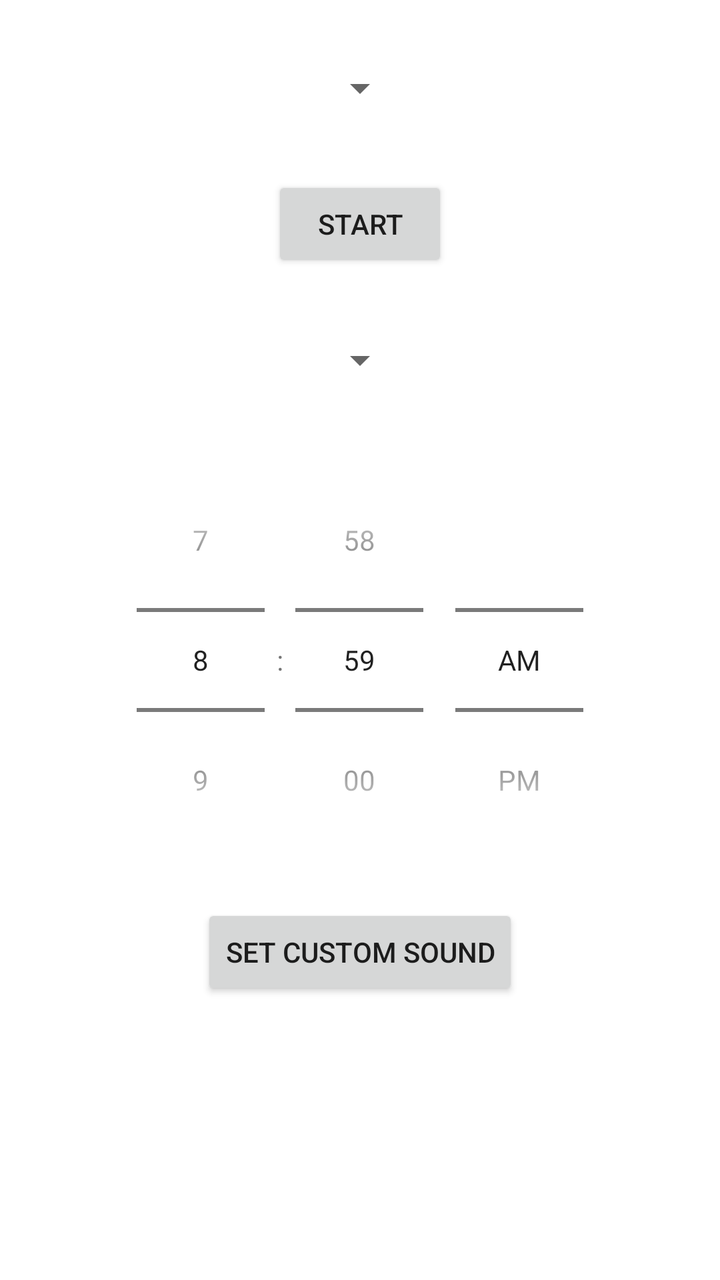
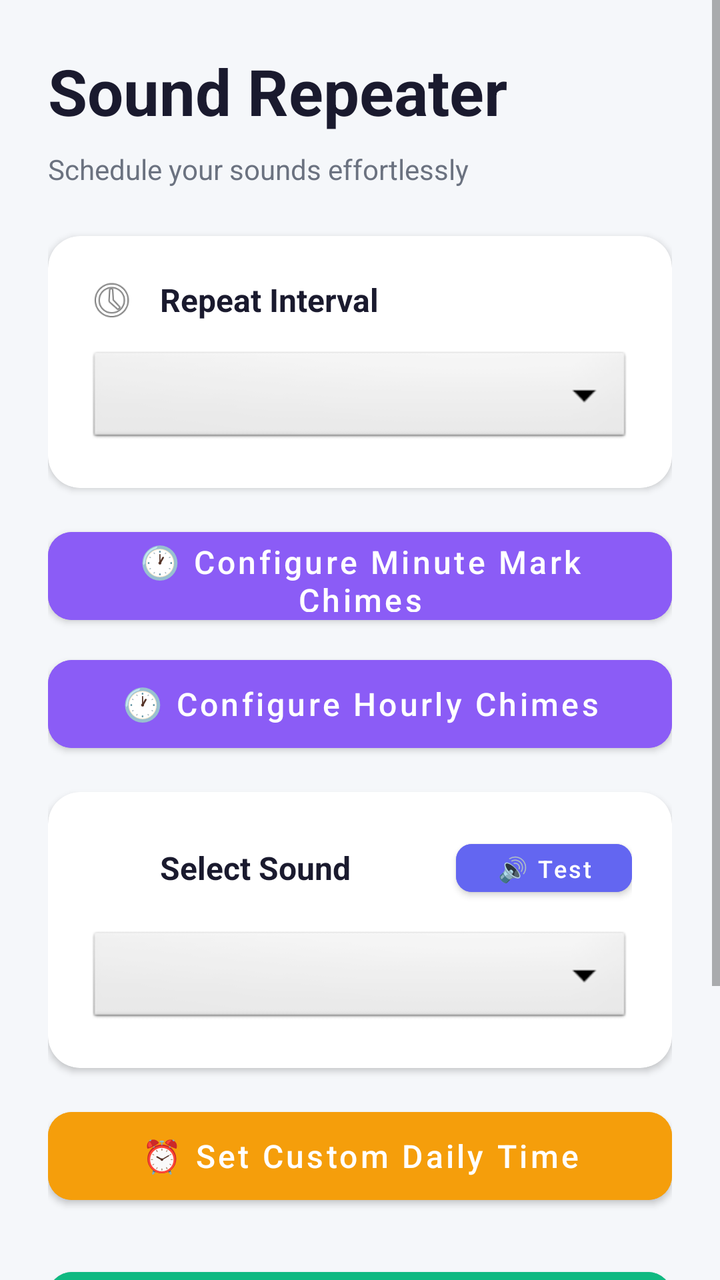

Compare the two renders of this Android layout. The source of the first and the diff that turns it into the second are given below.
<!-- AndroidManifest.xml: application theme Theme.SoundRepeater -->
<!-- res/layout/activity_main.xml -->
<?xml version="1.0" encoding="utf-8"?>
<androidx.constraintlayout.widget.ConstraintLayout xmlns:android="http://schemas.android.com/apk/res/android"
    xmlns:app="http://schemas.android.com/apk/res-auto"
    xmlns:tools="http://schemas.android.com/tools"
    android:layout_width="match_parent"
    android:layout_height="match_parent"
    tools:context=".MainActivity">

    <Spinner
        android:id="@+id/intervalSpinner"
        android:layout_width="wrap_content"
        android:layout_height="wrap_content"
        android:layout_marginTop="32dp"
        app:layout_constraintEnd_toEndOf="parent"
        app:layout_constraintStart_toStartOf="parent"
        app:layout_constraintTop_toTopOf="parent" />

    <Button
        android:id="@+id/toggleButton"
        android:layout_width="wrap_content"
        android:layout_height="wrap_content"
        android:layout_marginTop="32dp"
        android:text="Start"
        app:layout_constraintEnd_toEndOf="parent"
        app:layout_constraintStart_toStartOf="parent"
        app:layout_constraintTop_toBottomOf="@+id/intervalSpinner" />

    <Spinner
        android:id="@+id/soundSpinner"
        android:layout_width="wrap_content"
        android:layout_height="wrap_content"
        android:layout_marginTop="32dp"
        app:layout_constraintEnd_toEndOf="parent"
        app:layout_constraintStart_toStartOf="parent"
        app:layout_constraintTop_toBottomOf="@+id/toggleButton" />

    <TimePicker
        android:id="@+id/timePicker"
        android:layout_width="wrap_content"
        android:layout_height="wrap_content"
        android:layout_marginTop="32dp"
        android:timePickerMode="spinner"
        app:layout_constraintEnd_toEndOf="parent"
        app:layout_constraintStart_toStartOf="parent"
        app:layout_constraintTop_toBottomOf="@+id/soundSpinner" />

    <Button
        android:id="@+id/setCustomSoundButton"
        android:layout_width="wrap_content"
        android:layout_height="wrap_content"
        android:layout_marginTop="16dp"
        android:text="Set Custom Sound"
        app:layout_constraintEnd_toEndOf="parent"
        app:layout_constraintStart_toStartOf="parent"
        app:layout_constraintTop_toBottomOf="@+id/timePicker" />

</androidx.constraintlayout.widget.ConstraintLayout>
<!-- resources referenced by this layout -->
<resources>
  <style name="Theme.SoundRepeater" parent="Theme.MaterialComponents.DayNight.DarkActionBar">
          
          <item name="colorPrimary">@color/black</item>
          <item name="colorPrimaryVariant">@color/black</item>
          <item name="colorOnPrimary">@color/white</item>
          
          <item name="colorSecondary">@color/black</item>
          <item name="colorSecondaryVariant">@color/black</item>
          <item name="colorOnSecondary">@color/black</item>
          
          <item name="android:statusBarColor" tools:targetApi="l">?attr/colorPrimaryVariant</item>
          
      </style>
  <color name="black">#FF000000</color>
  <color name="white">#FFFFFFFF</color>
</resources>

<!-- the commit's change to res/layout/activity_main.xml (unified diff, before → after) -->
@@ -1,57 +1,261 @@
 <?xml version="1.0" encoding="utf-8"?>
-<androidx.constraintlayout.widget.ConstraintLayout xmlns:android="http://schemas.android.com/apk/res/android"
+<ScrollView xmlns:android="http://schemas.android.com/apk/res/android"
     xmlns:app="http://schemas.android.com/apk/res-auto"
-    xmlns:tools="http://schemas.android.com/tools"
     android:layout_width="match_parent"
     android:layout_height="match_parent"
-    tools:context=".MainActivity">
-
-    <Spinner
-        android:id="@+id/intervalSpinner"
-        android:layout_width="wrap_content"
+    android:background="#F5F7FA">
+
+    <LinearLayout
+        android:layout_width="match_parent"
         android:layout_height="wrap_content"
-        android:layout_marginTop="32dp"
-        app:layout_constraintEnd_toEndOf="parent"
-        app:layout_constraintStart_toStartOf="parent"
-        app:layout_constraintTop_toTopOf="parent" />
-
-    <Button
-        android:id="@+id/toggleButton"
-        android:layout_width="wrap_content"
-        android:layout_height="wrap_content"
-        android:layout_marginTop="32dp"
-        android:text="Start"
-        app:layout_constraintEnd_toEndOf="parent"
-        app:layout_constraintStart_toStartOf="parent"
-        app:layout_constraintTop_toBottomOf="@+id/intervalSpinner" />
-
-    <Spinner
-        android:id="@+id/soundSpinner"
-        android:layout_width="wrap_content"
-        android:layout_height="wrap_content"
-        android:layout_marginTop="32dp"
-        app:layout_constraintEnd_toEndOf="parent"
-        app:layout_constraintStart_toStartOf="parent"
-        app:layout_constraintTop_toBottomOf="@+id/toggleButton" />
-
-    <TimePicker
-        android:id="@+id/timePicker"
-        android:layout_width="wrap_content"
-        android:layout_height="wrap_content"
-        android:layout_marginTop="32dp"
-        android:timePickerMode="spinner"
-        app:layout_constraintEnd_toEndOf="parent"
-        app:layout_constraintStart_toStartOf="parent"
-        app:layout_constraintTop_toBottomOf="@+id/soundSpinner" />
-
-    <Button
-        android:id="@+id/setCustomSoundButton"
-        android:layout_width="wrap_content"
-        android:layout_height="wrap_content"
-        android:layout_marginTop="16dp"
-        android:text="Set Custom Sound"
-        app:layout_constraintEnd_toEndOf="parent"
-        app:layout_constraintStart_toStartOf="parent"
-        app:layout_constraintTop_toBottomOf="@+id/timePicker" />
-
-</androidx.constraintlayout.widget.ConstraintLayout>
+        android:orientation="vertical"
+        android:padding="24dp">
+
+        
+        <TextView
+            android:layout_width="wrap_content"
+            android:layout_height="wrap_content"
+            android:text="Sound Repeater"
+            android:textSize="32sp"
+            android:textColor="#1A1A2E"
+            android:textStyle="bold"
+            android:layout_marginBottom="8dp"/>
+
+        <TextView
+            android:layout_width="wrap_content"
+            android:layout_height="wrap_content"
+            android:text="Schedule your sounds effortlessly"
+            android:textSize="14sp"
+            android:textColor="#6B7280"
+            android:layout_marginBottom="24dp"/>
+
+        
+        <com.google.android.material.card.MaterialCardView
+            android:layout_width="match_parent"
+            android:layout_height="wrap_content"
+            app:cardCornerRadius="16dp"
+            app:cardElevation="2dp"
+            android:layout_marginBottom="16dp"
+            app:cardBackgroundColor="#FFFFFF">
+
+            <LinearLayout
+                android:layout_width="match_parent"
+                android:layout_height="wrap_content"
+                android:orientation="vertical"
+                android:padding="20dp">
+
+                <LinearLayout
+                    android:layout_width="match_parent"
+                    android:layout_height="wrap_content"
+                    android:orientation="horizontal"
+                    android:gravity="center_vertical"
+                    android:layout_marginBottom="12dp">
+
+                    <ImageView
+                        android:layout_width="24dp"
+                        android:layout_height="24dp"
+                        android:src="@android:drawable/ic_menu_recent_history"
+                        android:layout_marginEnd="12dp"/>
+
+                    <TextView
+                        android:layout_width="wrap_content"
+                        android:layout_height="wrap_content"
+                        android:text="Repeat Interval"
+                        android:textSize="16sp"
+                        android:textColor="#1A1A2E"
+                        android:textStyle="bold"/>
+                </LinearLayout>
+
+                <Spinner
+                    android:id="@+id/intervalSpinner"
+                    android:layout_width="match_parent"
+                    android:layout_height="50dp"
+                    android:background="@android:drawable/btn_dropdown"
+                    android:paddingStart="16dp"
+                    android:paddingEnd="16dp"/>
+            </LinearLayout>
+        </com.google.android.material.card.MaterialCardView>
+
+        
+        <com.google.android.material.button.MaterialButton
+            android:id="@+id/minuteMarkChimeButton"
+            android:layout_width="match_parent"
+            android:layout_height="56dp"
+            android:text="🕐 Configure Minute Mark Chimes"
+            android:textSize="16sp"
+            android:textAllCaps="false"
+            app:cornerRadius="12dp"
+            android:backgroundTint="#8B5CF6"
+            android:textColor="#FFFFFF"
+            android:layout_marginBottom="8dp"
+            style="@style/Widget.MaterialComponents.Button"/>
+
+        <com.google.android.material.button.MaterialButton
+            android:id="@+id/hourlyChimeButton"
+            android:layout_width="match_parent"
+            android:layout_height="56dp"
+            android:text="🕐 Configure Hourly Chimes"
+            android:textSize="16sp"
+            android:textAllCaps="false"
+            app:cornerRadius="12dp"
+            android:backgroundTint="#8B5CF6"
+            android:textColor="#FFFFFF"
+            android:layout_marginBottom="16dp"
+            style="@style/Widget.MaterialComponents.Button"/>
+
+        
+        <com.google.android.material.card.MaterialCardView
+            android:layout_width="match_parent"
+            android:layout_height="wrap_content"
+            app:cardCornerRadius="16dp"
+            app:cardElevation="2dp"
+            android:layout_marginBottom="16dp"
+            app:cardBackgroundColor="#FFFFFF">
+
+            <LinearLayout
+                android:layout_width="match_parent"
+                android:layout_height="wrap_content"
+                android:orientation="vertical"
+                android:padding="20dp">
+
+                <LinearLayout
+                    android:layout_width="match_parent"
+                    android:layout_height="wrap_content"
+                    android:orientation="horizontal"
+                    android:gravity="center_vertical"
+                    android:layout_marginBottom="12dp">
+
+                    <ImageView
+                        android:layout_width="24dp"
+                        android:layout_height="24dp"
+                        android:src="@android:drawable/ic_lock_silent_mode_off"
+                        android:layout_marginEnd="12dp"/>
+
+                    <TextView
+                        android:layout_width="0dp"
+                        android:layout_weight="1"
+                        android:layout_height="wrap_content"
+                        android:text="Select Sound"
+                        android:textSize="16sp"
+                        android:textColor="#1A1A2E"
+                        android:textStyle="bold"/>
+
+                    <com.google.android.material.button.MaterialButton
+                        android:id="@+id/testSoundButton"
+                        android:layout_width="wrap_content"
+                        android:layout_height="36dp"
+                        android:text="🔊 Test"
+                        android:textSize="12sp"
+                        android:textAllCaps="false"
+                        app:cornerRadius="8dp"
+                        android:backgroundTint="#6366F1"
+                        android:textColor="#FFFFFF"
+                        android:paddingStart="12dp"
+                        android:paddingEnd="12dp"
+                        style="@style/Widget.MaterialComponents.Button"/>
+                </LinearLayout>
+
+                <Spinner
+                    android:id="@+id/soundSpinner"
+                    android:layout_width="match_parent"
+                    android:layout_height="50dp"
+                    android:background="@android:drawable/btn_dropdown"
+                    android:paddingStart="16dp"
+                    android:paddingEnd="16dp"/>
+            </LinearLayout>
+        </com.google.android.material.card.MaterialCardView>
+
+        
+        <com.google.android.material.button.MaterialButton
+            android:id="@+id/customTimeButton"
+            android:layout_width="match_parent"
+            android:layout_height="56dp"
+            android:text="⏰ Set Custom Daily Time"
+            android:textSize="16sp"
+            android:textAllCaps="false"
+            app:cornerRadius="12dp"
+            android:backgroundTint="#F59E0B"
+            android:textColor="#FFFFFF"
+            android:layout_marginBottom="24dp"
+            style="@style/Widget.MaterialComponents.Button"/>
+
+        
+        <FrameLayout
+            android:layout_width="match_parent"
+            android:layout_height="wrap_content"
+            android:layout_marginBottom="24dp">
+
+            <com.google.android.material.button.MaterialButton
+                android:id="@+id/startButton"
+                android:layout_width="match_parent"
+                android:layout_height="56dp"
+                android:text="▶ Start Service"
+                android:textSize="16sp"
+                android:textAllCaps="false"
+                app:cornerRadius="12dp"
+                android:backgroundTint="#10B981"
+                android:textColor="#FFFFFF"
+                android:visibility="visible"
+                style="@style/Widget.MaterialComponents.Button"/>
+
+            <com.google.android.material.button.MaterialButton
+                android:id="@+id/stopButton"
+                android:layout_width="match_parent"
+                android:layout_height="56dp"
+                android:text="⏸ Stop Service"
+                android:textSize="16sp"
+                android:textAllCaps="false"
+                app:cornerRadius="12dp"
+                android:backgroundTint="#EF4444"
+                android:textColor="#FFFFFF"
+                android:visibility="gone"
+                style="@style/Widget.MaterialComponents.Button"/>
+        </FrameLayout>
+
+        
+        <com.google.android.material.card.MaterialCardView
+            android:layout_width="match_parent"
+            android:layout_height="wrap_content"
+            app:cardCornerRadius="16dp"
+            app:cardElevation="2dp"
+            app:cardBackgroundColor="#6366F1">
+
+            <LinearLayout
+                android:layout_width="match_parent"
+                android:layout_height="wrap_content"
+                android:orientation="vertical"
+                android:padding="20dp">
+
+                <TextView
+                    android:layout_width="wrap_content"
+                    android:layout_height="wrap_content"
+                    android:text="Status"
+                    android:textSize="14sp"
+                    android:textColor="#FFFFFF"
+                    android:alpha="0.8"
+                    android:layout_marginBottom="8dp"/>
+
+                <TextView
+                    android:id="@+id/statusText"
+                    android:layout_width="wrap_content"
+                    android:layout_height="wrap_content"
+                    android:text="Ready to start"
+                    android:textSize="16sp"
+                    android:textColor="#FFFFFF"
+                    android:textStyle="bold"
+                    android:layout_marginBottom="8dp"/>
+
+                <TextView
+                    android:id="@+id/nextRingText"
+                    android:layout_width="wrap_content"
+                    android:layout_height="wrap_content"
+                    android:text=""
+                    android:textSize="14sp"
+                    android:textColor="#FFFFFF"
+                    android:alpha="0.9"
+                    android:visibility="gone"/>
+            </LinearLayout>
+        </com.google.android.material.card.MaterialCardView>
+
+    </LinearLayout>
+</ScrollView>
